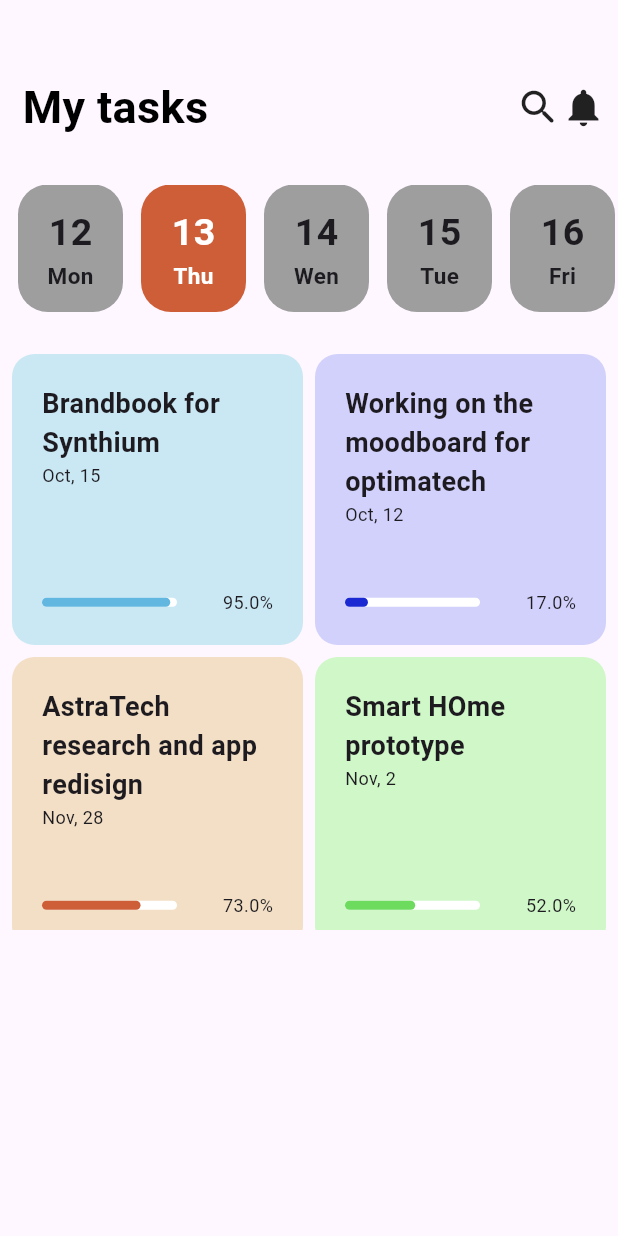
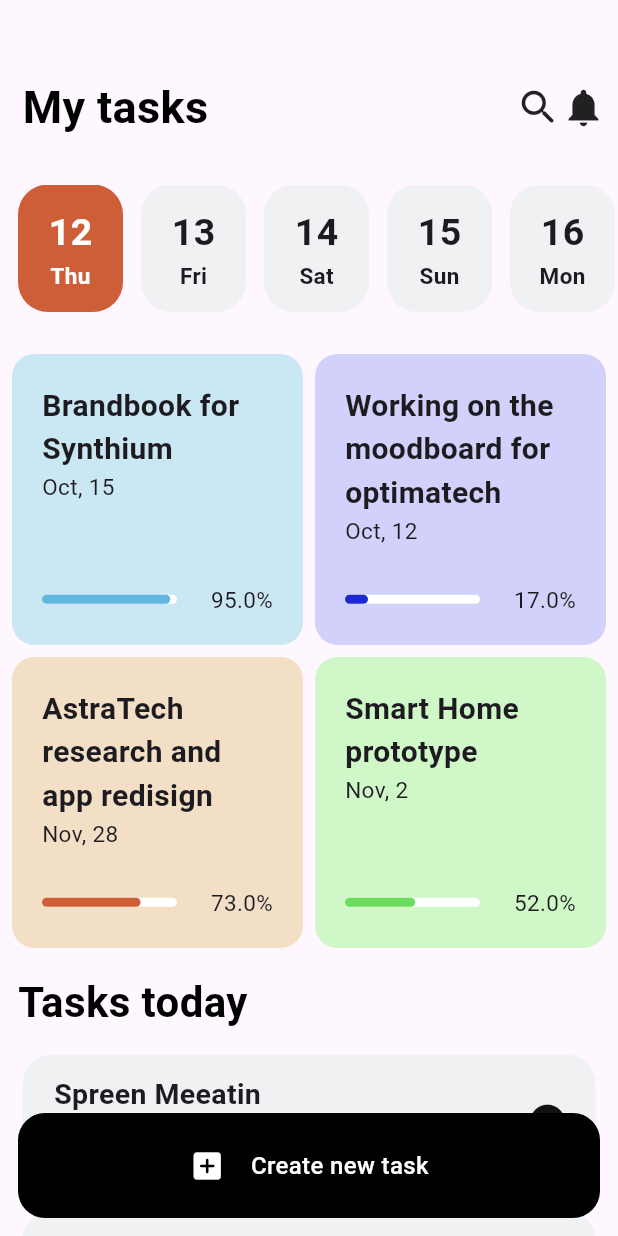
Before and after one commit to alejopadido/curso-diego, a Flutter app: the screen it shows after launch, on a phone screen of 412 x 824 dp. Run offline on Flutter 3.47's test engine with Material 3 defaults, Android fonts, the phone set to English and light mode, and no system bars; drawn by our look-alikes of percent_indicator.

Commit message:
segunda parte actualizado

```diff
--- a/lib/main.dart
+++ b/lib/main.dart
@@ -11,6 +11,7 @@ class MyApp extends StatelessWidget {
   @override
   Widget build(BuildContext context) {
     return MaterialApp(
+      debugShowCheckedModeBanner: false,
       title: 'Flutter Demo',
       theme: ThemeData(
         colorScheme: ColorScheme.fromSeed(seedColor: Colors.deepPurple),
--- a/lib/presentation/screens/home_screen.dart
+++ b/lib/presentation/screens/home_screen.dart
@@ -1,58 +1,64 @@
 import 'package:dieguin_app/core/constants/constants.dart';
 import 'package:dieguin_app/presentation/widgets/calendar.dart';
+import 'package:dieguin_app/presentation/widgets/new_task.dart';
+import 'package:dieguin_app/presentation/widgets/task_List.dart';
 import 'package:dieguin_app/presentation/widgets/task_percent.dart';
 import 'package:flutter/material.dart';
 
 class Home_Screen extends StatelessWidget {
   const Home_Screen({super.key});
 
-  static List<Date> dates = [
-    Date(day: '12', date: 'Mon'),
-    Date(day: '13', date: 'Thu', color: AppColors.orange),
-    Date(
-      day: '14',
-      date: 'Wen',
-    ),
-    Date(day: '15', date: 'Tue'),
-    Date(day: '16', date: 'Fri'),
-    Date(day: '17', date: 'Sat'),
-    Date(day: '18', date: 'Sun'),
-  ];
   static const List<TaskPercent> tasks = [
     TaskPercent(
         task: 'Brandbook for Synthium',
         date: 'Oct, 15',
         percentage: 0.95,
         color: AppColors.lightBlue,
-        percent_color: AppColors.boldblue),
+        percentColor: AppColors.boldblue),
     TaskPercent(
       task: 'Working on the moodboard for optimatech',
       date: 'Oct, 12',
       percentage: 0.17,
       color: AppColors.purple,
-      percent_color: AppColors.boldpurple,
+      percentColor: AppColors.boldpurple,
     ),
     TaskPercent(
       task: 'AstraTech research and app redisign',
       date: 'Nov, 28',
       percentage: 0.73,
       color: AppColors.beige,
-      percent_color: AppColors.orange,
+      percentColor: AppColors.orange,
     ),
     TaskPercent(
-      task: 'Smart HOme prototype',
+      task: 'Smart Home prototype',
       date: 'Nov, 2',
       percentage: 0.52,
       color: AppColors.lightGreen,
-      percent_color: AppColors.boldgreen,
+      percentColor: AppColors.boldgreen,
     ),
+  ];
+  static const List<TaskList> tasksList = [
+    TaskList(
+        title: 'Spreen Meeatin',
+        toDo:
+            'es una prueba a ver si ese cabeza de zunga me da 10 min para explicarme git, he tenido muchos problemas tratando de hacer un puto commit'),
+    TaskList(
+        title: 'to do in Bogota',
+        toDo:
+            'Welcome to the sprawling metropolis of Bogota, a melting pot of towering skyscrapers'),
+    TaskList(
+        title: 'Iconic Plaza Bolivar',
+        toDo:
+            'The heart of the historic center of Bogota is the Plaza Bolivar, surrounded by some of the most')
   ];
 
   @override
   Widget build(BuildContext context) {
     return Scaffold(
-      body: SafeArea(
-        child: Column(
+      body: Stack(
+        children: [
+          SafeArea(
+            child: ListView(
               children: [
                 //MY TASKS, BUSCAR Y NOTIFICAR
                 const SizedBox(height: 20),
@@ -60,7 +66,8 @@ class Home_Screen extends StatelessWidget {
                   mainAxisAlignment: MainAxisAlignment.spaceBetween,
                   children: [
                     const Padding(
-                  padding: EdgeInsets.symmetric(horizontal: 15.0, vertical: 30),
+                      padding:
+                          EdgeInsets.symmetric(horizontal: 15.0, vertical: 30),
                       child: Text(
                         'My tasks',
                         style: TextStyle(
@@ -95,34 +102,64 @@ class Home_Screen extends StatelessWidget {
                   height: 85,
                   child: ListView.builder(
                     scrollDirection: Axis.horizontal,
-                itemCount: dates.length,
-                itemBuilder: (BuildContext context, int index) {
-                  return dates[index];
+                    itemBuilder: (_, index) {
+                      DateTime dayTime =
+                          DateTime.now().add(Duration(days: index));
+                      return Date(day: dayTime);
                     },
+                    itemCount: 8,
                   ),
                 ),
 
                 const SizedBox(height: 20),
                 //GRIDVIEW.BUILDER
-            SizedBox(
-              height: 400,
-              child: Padding(
+                Padding(
                   padding: const EdgeInsets.all(8.0),
                   child: GridView.builder(
-                  gridDelegate: const SliverGridDelegateWithFixedCrossAxisCount(
+                    shrinkWrap: true,
+                    physics: const NeverScrollableScrollPhysics(),
+                    gridDelegate:
+                        const SliverGridDelegateWithFixedCrossAxisCount(
                             crossAxisCount: 2,
                             // mainAxisExtent: 3,
                             mainAxisSpacing: 8,
                             crossAxisSpacing: 8),
-                  itemBuilder: (BuildContext context, int index) {
+                    itemBuilder: (_, int index) {
                       return tasks[index];
                     },
                     itemCount: tasks.length,
                   ),
                 ),
+                const Padding(
+                  padding:
+                      EdgeInsets.symmetric(horizontal: 12.0, vertical: 8.0),
+                  child: Text(
+                    'Tasks today',
+                    style: TextStyle(
+                        color: Colors.black,
+                        fontSize: 28,
+                        fontWeight: FontWeight.bold),
+                  ),
+                ),
+                ListView.builder(
+                  shrinkWrap: true,
+                  physics: const NeverScrollableScrollPhysics(),
+                  itemCount: tasksList.length,
+                  itemBuilder: (_, int index) {
+                    return tasksList[index];
+                  },
+                ),
+              ],
+            ),
+          ),
+          const Align(
+            alignment: Alignment.bottomCenter,
+            child: Padding(
+              padding: EdgeInsets.all(12.0),
+              child: NewTask(),
+            ),
           )
         ],
-        ),
       ),
     );
   }
--- a/lib/presentation/widgets/calendar.dart
+++ b/lib/presentation/widgets/calendar.dart
@@ -1,26 +1,30 @@
+import 'package:dieguin_app/core/constants/app.colors.dart';
 import 'package:flutter/material.dart';
+import 'package:intl/intl.dart';
 
 class Date extends StatelessWidget {
   Date({
     super.key,
     required this.day,
-    required this.date,
     this.color,
     this.text_color,
   });
-  final String day;
-  final String date;
+  DateTime day;
   Color? color;
   Color? text_color = Colors.black;
 
   @override
   Widget build(BuildContext context) {
+    DateTime now = DateTime.now();
+    String isToday = DateFormat('d').format(now);
     return Padding(
       padding: const EdgeInsets.only(left: 12.0),
       child: Container(
         decoration: BoxDecoration(
           borderRadius: BorderRadius.circular(20),
-          color: color ?? Colors.grey,
+          color: DateFormat('d').format(day) == isToday
+              ? color = AppColors.orange
+              : color = AppColors.grey,
         ),
         width: 70,
         height: 80,
@@ -30,20 +34,22 @@ class Date extends StatelessWidget {
             mainAxisAlignment: MainAxisAlignment.center,
             children: [
               Text(
-                day,
+                DateFormat('d').format(day),
                 style: TextStyle(
                     fontSize: 25,
                     fontWeight: FontWeight.bold,
-                    color:
-                        color != null ? text_color = Colors.white : text_color),
+                    color: color == AppColors.orange
+                        ? text_color = Colors.white
+                        : text_color),
               ),
               Text(
-                date,
+                DateFormat('EEE').format(day),
                 style: TextStyle(
                     fontSize: 15,
                     fontWeight: FontWeight.bold,
-                    color:
-                        color != null ? text_color = Colors.white : text_color),
+                    color: color == AppColors.orange
+                        ? text_color = Colors.white
+                        : text_color),
               ),
             ],
           ),
@@ -52,3 +58,9 @@ class Date extends StatelessWidget {
     );
   }
 }
+
+
+
+// Text(DateFormat('dd').format(day)),
+//           Text(DateFormat('EEE').format(day))
+//             DateTime day = DateTime.now();
--- /dev/null
+++ b/lib/presentation/widgets/new_task.dart
@@ -0,0 +1,37 @@
+import 'package:flutter/material.dart';
+
+class NewTask extends StatelessWidget {
+  const NewTask({super.key});
+
+  @override
+  Widget build(BuildContext context) {
+    return GestureDetector(
+      onTap: () {},
+      child: Container(
+        decoration: BoxDecoration(
+            color: Colors.black, borderRadius: BorderRadius.circular(18)),
+        height: 70,
+        child: const Row(
+          mainAxisAlignment: MainAxisAlignment.center,
+          children: [
+            Icon(
+              Icons.add_box_rounded,
+              color: Colors.white,
+            ),
+            SizedBox(
+              width: 17,
+            ),
+            Text(
+              'Create new task',
+              style: TextStyle(
+                  color: Colors.white,
+                  fontSize: 16,
+                  fontWeight: FontWeight.w500,
+                  decoration: TextDecoration.none),
+            )
+          ],
+        ),
+      ),
+    );
+  }
+}
--- /dev/null
+++ b/lib/presentation/widgets/task_List.dart
@@ -0,0 +1,94 @@
+import 'package:dieguin_app/core/constants/app.colors.dart';
+import 'package:flutter/material.dart';
+
+class TaskList extends StatefulWidget {
+  const TaskList({super.key, required this.title, required this.toDo});
+  final String title;
+  final String toDo;
+
+  @override
+  State<TaskList> createState() => _TaskListState();
+}
+
+class _TaskListState extends State<TaskList> {
+  Color color = AppColors.black;
+  IconData icon = Icons.circle;
+
+  @override
+  Widget build(BuildContext context) {
+    return Padding(
+      padding: const EdgeInsets.symmetric(horizontal: 15, vertical: 7),
+      child: Container(
+        decoration: BoxDecoration(
+          borderRadius: BorderRadius.circular(20),
+          color: AppColors.grey,
+        ),
+        height: 90,
+        child: Row(
+          children: [
+            Flexible(
+                child: Padding(
+              padding: const EdgeInsets.all(13.0),
+              child: Content(
+                title: widget.title,
+                toDo: widget.toDo,
+              ),
+            )),
+            Padding(
+              padding: const EdgeInsets.all(8.0),
+              child: IconButton(
+                  onPressed: () {
+                    setState(() {
+                      if (color == AppColors.orange) {
+                        color = AppColors.black;
+                        icon = Icons.circle;
+                      } else {
+                        color = AppColors.orange;
+                        icon = Icons.check_circle;
+                      }
+                    });
+                  },
+                  icon: Icon(
+                    icon,
+                    color: color,
+                    size: 28,
+                  )),
+            )
+          ],
+        ),
+      ),
+    );
+  }
+}
+
+class Content extends StatelessWidget {
+  const Content({super.key, required this.title, required this.toDo});
+  final String title;
+  final String toDo;
+
+  @override
+  Widget build(BuildContext context) {
+    return Padding(
+      padding: const EdgeInsets.symmetric(horizontal: 8.0),
+      child: SingleChildScrollView(
+        child: Column(
+          children: [
+            Align(
+              alignment: Alignment.topLeft,
+              child: Text(
+                title,
+                style:
+                    const TextStyle(fontSize: 19, fontWeight: FontWeight.bold),
+              ),
+            ),
+            const SizedBox(height: 3),
+            Text(
+              toDo,
+              style: const TextStyle(fontSize: 12.5),
+            ),
+          ],
+        ),
+      ),
+    );
+  }
+}
--- a/lib/presentation/widgets/task_percent.dart
+++ b/lib/presentation/widgets/task_percent.dart
@@ -1,4 +1,3 @@
-import 'package:dieguin_app/core/constants/app.colors.dart';
 import 'package:flutter/material.dart';
 import 'package:percent_indicator/linear_percent_indicator.dart';
 
@@ -9,12 +8,12 @@ class TaskPercent extends StatelessWidget {
       required this.date,
       required this.percentage,
       required this.color,
-      required this.percent_color});
+      required this.percentColor});
   final String task;
   final String date;
   final double percentage;
   final Color color;
-  final Color percent_color;
+  final Color percentColor;
 
   @override
   Widget build(BuildContext context) {
@@ -34,13 +33,13 @@ class TaskPercent extends StatelessWidget {
             Text(
               task,
               style: const TextStyle(
-                fontSize: 18,
+                fontSize: 20,
                 fontWeight: FontWeight.bold,
               ),
             ),
             Text(
               date,
-              style: const TextStyle(fontSize: 12),
+              style: const TextStyle(fontSize: 15),
             ),
             const SizedBox(height: 15),
             Expanded(
@@ -58,12 +57,12 @@ class TaskPercent extends StatelessWidget {
                       lineHeight: 6.0,
                       animationDuration: 2000,
                       percent: percentage,
-                      progressColor: percent_color,
+                      progressColor: percentColor,
                       barRadius: const Radius.circular(20),
                     ),
                     Text(
                       '${percentage * 100}%',
-                      style: const TextStyle(fontSize: 12),
+                      style: const TextStyle(fontSize: 15),
                     )
                   ],
                 ),
--- a/pubspec.yaml
+++ b/pubspec.yaml
@@ -37,6 +37,7 @@ dependencies:
   # Use with the CupertinoIcons class for iOS style icons.
   cupertino_icons: ^1.0.8
   percent_indicator: ^4.0.1
+  intl: ^0.17.0
 
 dev_dependencies:
   flutter_test:
```
Also changed, not shown: pubspec.lock. Lines whose indentation alone changed are shown as unchanged.
